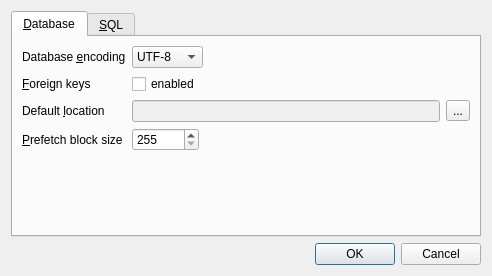
Before: the Qt Designer form src/PreferencesDialog.ui in sqlitebrowser/sqlitebrowser, drawn with Qt 5.
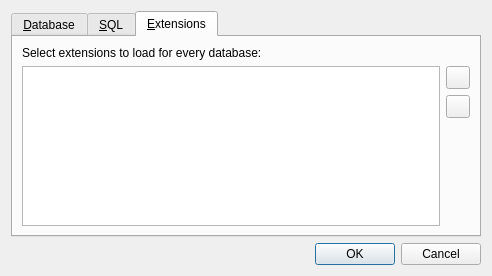
After: the same form once the commit is applied. The open tabs and pages were chosen to show the change. Icons and pictures are not drawn.

Commit message:
PreferencesDialog: Add new tab for extension loading
Add new settings to preferences dialog for automated loading of
extensions for all databases.

Patch:
```diff
--- a/src/PreferencesDialog.ui
+++ b/src/PreferencesDialog.ui
@@ -271,6 +271,73 @@
        </item>
       </layout>
      </widget>
+     <widget class="QWidget" name="tab_3">
+      <attribute name="title">
+       <string>&amp;Extensions</string>
+      </attribute>
+      <layout class="QVBoxLayout" name="verticalLayout_3">
+       <item>
+        <widget class="QLabel" name="label_3">
+         <property name="text">
+          <string>Select extensions to load for every database:</string>
+         </property>
+        </widget>
+       </item>
+       <item>
+        <layout class="QHBoxLayout" name="horizontalLayout_2">
+         <item>
+          <widget class="QListWidget" name="listExtensions">
+           <property name="editTriggers">
+            <set>QAbstractItemView::NoEditTriggers</set>
+           </property>
+           <property name="showDropIndicator" stdset="0">
+            <bool>false</bool>
+           </property>
+          </widget>
+         </item>
+         <item>
+          <layout class="QVBoxLayout" name="verticalLayout_2">
+           <item>
+            <widget class="QToolButton" name="buttonAddExtension">
+             <property name="toolTip">
+              <string>Add extension</string>
+             </property>
+             <property name="icon">
+              <iconset resource="icons/icons.qrc">
+               <normaloff>:/icons/load_extension</normaloff>:/icons/load_extension</iconset>
+             </property>
+            </widget>
+           </item>
+           <item>
+            <widget class="QToolButton" name="buttonRemoveExtension">
+             <property name="toolTip">
+              <string>Remove extension</string>
+             </property>
+             <property name="icon">
+              <iconset resource="icons/icons.qrc">
+               <normaloff>:/icons/remove_extension</normaloff>:/icons/remove_extension</iconset>
+             </property>
+            </widget>
+           </item>
+           <item>
+            <spacer name="verticalSpacer">
+             <property name="orientation">
+              <enum>Qt::Vertical</enum>
+             </property>
+             <property name="sizeHint" stdset="0">
+              <size>
+               <width>20</width>
+               <height>40</height>
+              </size>
+             </property>
+            </spacer>
+           </item>
+          </layout>
+         </item>
+        </layout>
+       </item>
+      </layout>
+     </widget>
     </widget>
    </item>
    <item>
```
Left out of the diff: 38 changed lines with no effect on the pictures. The commit also changes 6 other files.
